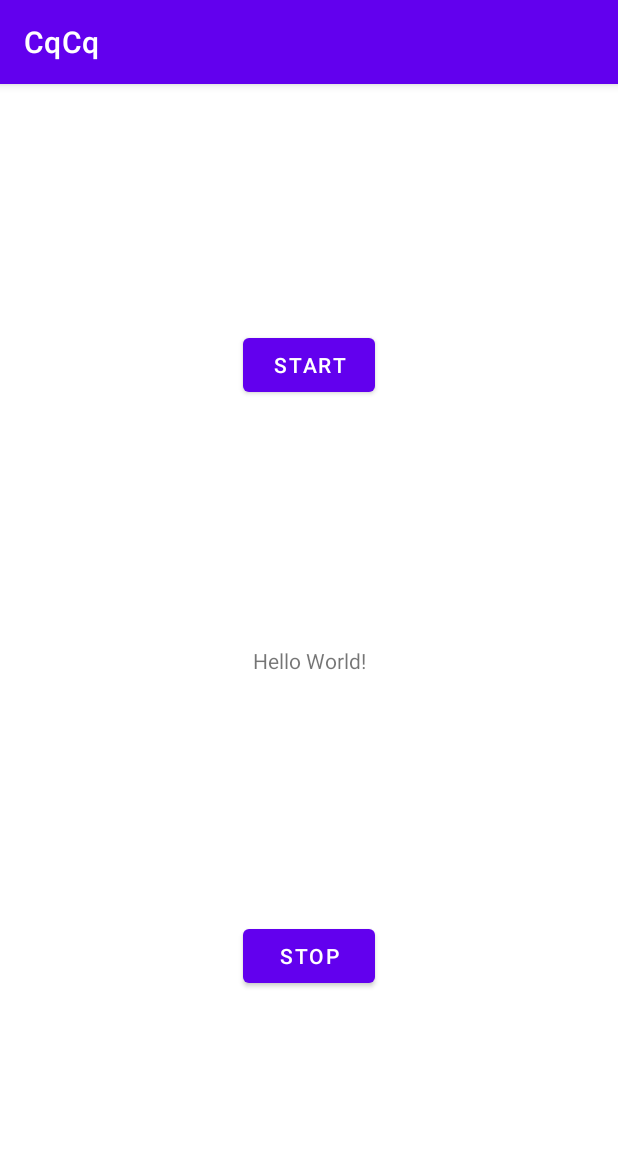
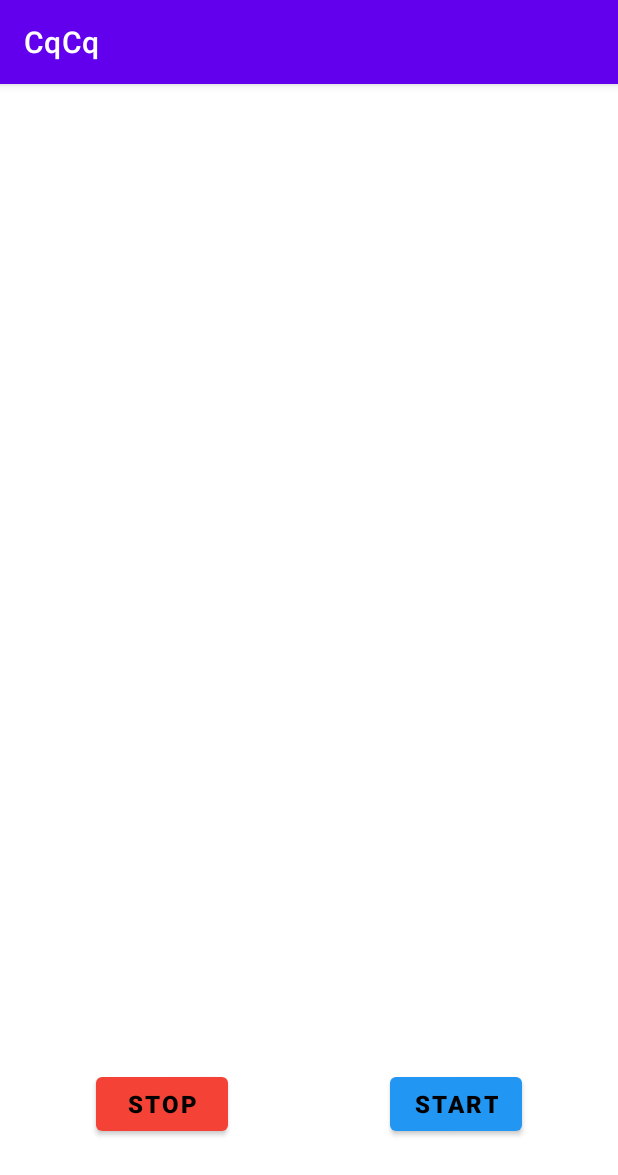
Before and after one commit to LalitSinghRana/CqCq, an Android app: the screen it shows after launch (MainActivity), on a phone screen of 412 x 824 dp. Shown: the top 1175 px of the screen. Run offline under Robolectric (Android 15) with nearby library versions, the phone set to English and light mode, and no system bars.

Commit message:
improved UI buttons

```diff
--- a/app/src/main/res/layout/activity_main.xml
+++ b/app/src/main/res/layout/activity_main.xml
@@ -6,36 +6,36 @@
     android:layout_height="match_parent"
     tools:context=".MainActivity">
 
-    <TextView
-        android:id="@+id/textView2"
-        android:layout_width="wrap_content"
-        android:layout_height="wrap_content"
-        android:text="Hello World!"
-        app:layout_constraintBottom_toBottomOf="parent"
-        app:layout_constraintLeft_toLeftOf="parent"
-        app:layout_constraintRight_toRightOf="parent"
-        app:layout_constraintTop_toTopOf="parent" />
-
     <Button
         android:id="@+id/button"
         android:layout_width="wrap_content"
         android:layout_height="wrap_content"
+        android:layout_marginEnd="64dp"
+        android:layout_marginRight="64dp"
+        android:layout_marginBottom="64dp"
         android:onClick="startForeSer"
         android:text="Start"
-        app:layout_constraintBottom_toTopOf="@+id/textView2"
-        app:layout_constraintEnd_toEndOf="parent"
-        app:layout_constraintStart_toStartOf="parent"
-        app:layout_constraintTop_toTopOf="parent" />
+        android:textColor="#000000"
+        android:textSize="16sp"
+        android:textStyle="bold"
+        app:backgroundTint="#2196F3"
+        app:layout_constraintBottom_toBottomOf="parent"
+        app:layout_constraintEnd_toEndOf="parent" />
 
     <Button
         android:id="@+id/button2"
         android:layout_width="wrap_content"
         android:layout_height="wrap_content"
+        android:layout_marginStart="64dp"
+        android:layout_marginLeft="64dp"
+        android:layout_marginBottom="64dp"
         android:onClick="stopForeSer"
         android:text="Stop"
+        android:textColor="#000000"
+        android:textSize="16sp"
+        android:textStyle="bold"
+        app:backgroundTint="#F44336"
         app:layout_constraintBottom_toBottomOf="parent"
-        app:layout_constraintEnd_toEndOf="parent"
-        app:layout_constraintStart_toStartOf="parent"
-        app:layout_constraintTop_toBottomOf="@+id/textView2" />
+        app:layout_constraintStart_toStartOf="parent" />
 
 </androidx.constraintlayout.widget.ConstraintLayout>
```
